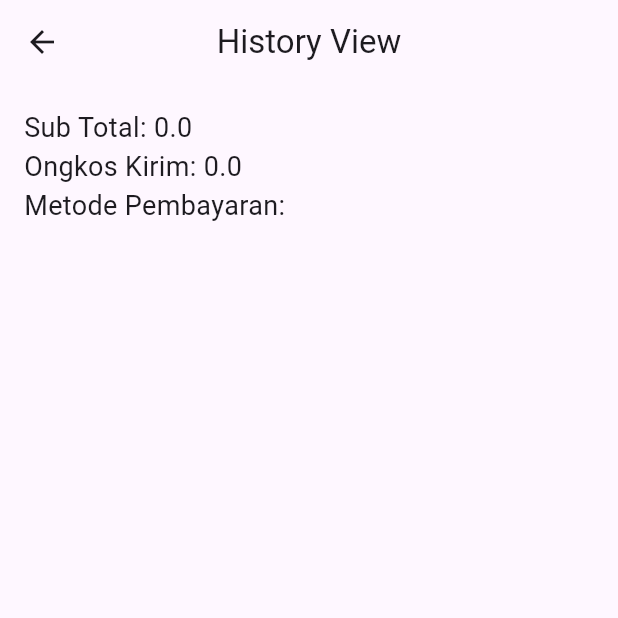
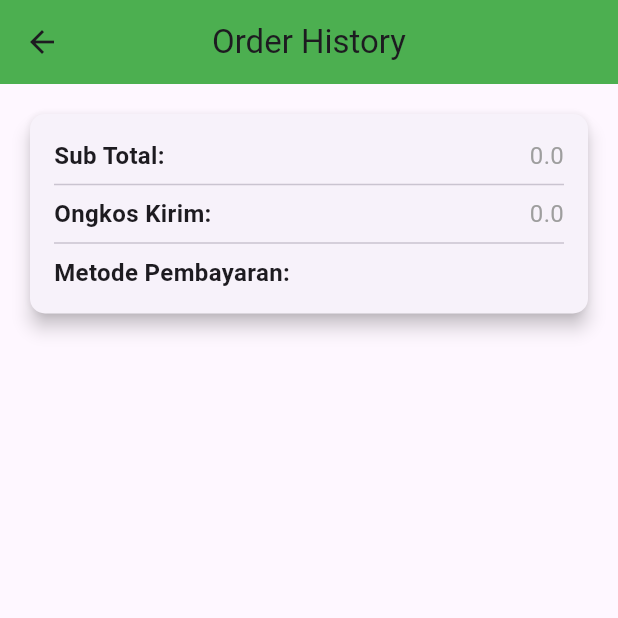
Before and after one commit to dandirivaldimointi404/mafahim_app, a Flutter app: the HistoryView screen opened by its route, on a phone screen of 412 x 824 dp, the top half of it. Run offline on Flutter 3.47's test engine with Material 3 defaults, Android fonts, the light colour scheme and no system bars; our stand-ins replace dropdown_search, flutter_easyloading, get; missing offline and left inert: sp_util.

Commit message:
history1

```diff
--- a/lib/app/modules/history/views/history_view.dart
+++ b/lib/app/modules/history/views/history_view.dart
@@ -9,8 +9,9 @@ class HistoryView extends GetView<HistoryController> {
   Widget build(BuildContext context) {
     return Scaffold(
       appBar: AppBar(
-        title: const Text('History View'),
+        title: const Text('Order History'),
         centerTitle: true,
+        backgroundColor: Colors.green,
       ),
       body: Padding(
         padding: const EdgeInsets.all(16.0),
@@ -19,13 +20,53 @@ class HistoryView extends GetView<HistoryController> {
           return Column(
             crossAxisAlignment: CrossAxisAlignment.start,
             children: [
-              Text('Sub Total: ${controller.orderSubTotal.value}', style: const TextStyle(fontSize: 18)),
-              Text('Ongkos Kirim: ${controller.orderShippingCost.value}', style: const TextStyle(fontSize: 18)),
-              Text('Metode Pembayaran: ${controller.orderPaymentMethod.value}', style: const TextStyle(fontSize: 18)),
+              Card(
+                elevation: 5.0,
+                shape: RoundedRectangleBorder(
+                  borderRadius: BorderRadius.circular(10.0),
+                ),
+                child: Padding(
+                  padding: const EdgeInsets.all(16.0),
+                  child: Column(
+                    crossAxisAlignment: CrossAxisAlignment.start,
+                    children: [
+                      _buildSummaryRow('Sub Total:', controller.orderSubTotal.value),
+                      const Divider(),
+                      _buildSummaryRow('Ongkos Kirim:', controller.orderShippingCost.value),
+                      const Divider(),
+                      _buildSummaryRow('Metode Pembayaran:', controller.orderPaymentMethod.value),
+                    ],
+                  ),
+                ),
+              ),
+              const SizedBox(height: 20.0), // Optional space below the card
+              // You can add other widgets here if needed
             ],
           );
         }),
       ),
     );
   }
+
+  Widget _buildSummaryRow(String label, dynamic value) {
+    return Row(
+      mainAxisAlignment: MainAxisAlignment.spaceBetween,
+      children: [
+        Text(
+          label,
+          style: const TextStyle(
+            fontSize: 16.0,
+            fontWeight: FontWeight.bold,
+          ),
+        ),
+        Text(
+          value.toString(),
+          style: const TextStyle(
+            fontSize: 16.0,
+            color: Colors.grey,
+          ),
+        ),
+      ],
+    );
+  }
 }
```
